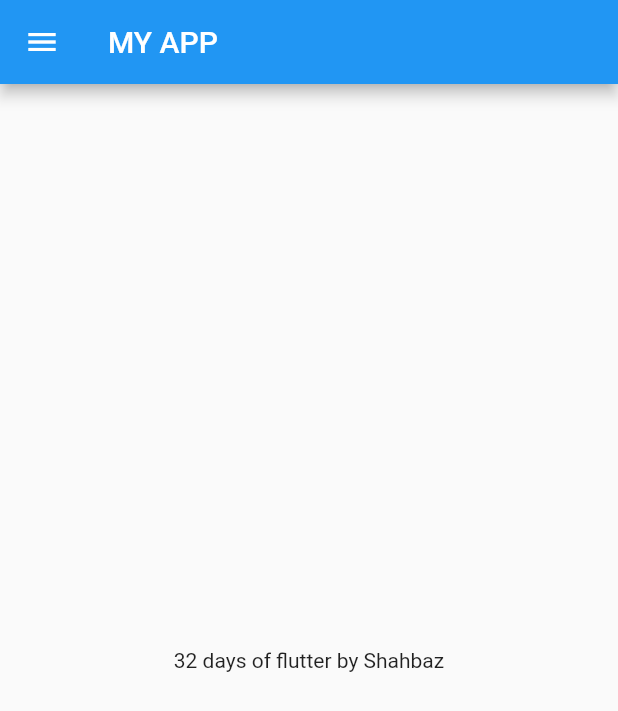
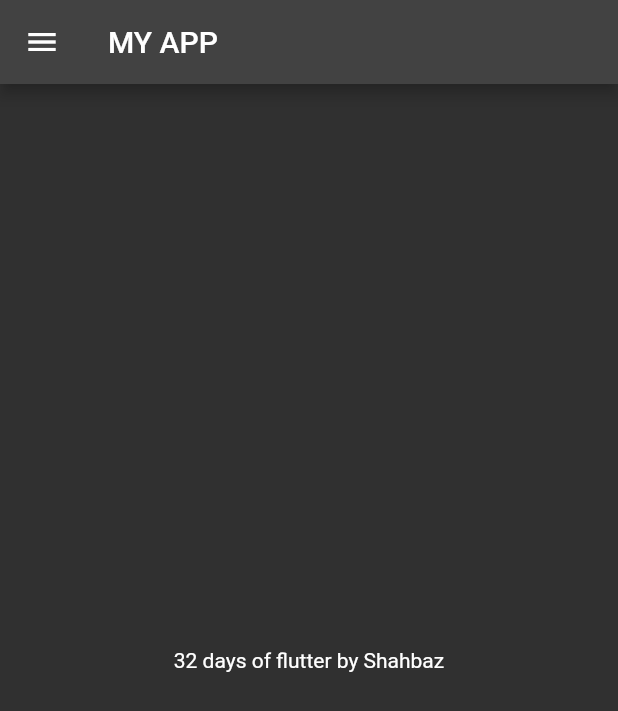
Before and after one commit to shahbaz900/30-Days-of-Flutter, a Flutter app: the screen it shows after launch, on a phone screen of 412 x 824 dp. Shown: the top 711 px of the screen. Run offline on Flutter 3.47's test engine with Material 2 defaults, Android fonts, the phone set to English and light mode, and no system bars.

Commit message:
day3 completed

```diff
--- a/lib/main.dart
+++ b/lib/main.dart
@@ -1,5 +1,6 @@
 import 'package:flutter/material.dart';
 import 'package:flutter_application_1/Home_Page.dart';
+import 'package:flutter_application_1/login_page.dart';
 
 void main() {
   runApp(MyApp());
@@ -9,6 +10,18 @@ class MyApp extends StatelessWidget {
   //MyApp({super.key});
   @override
   Widget build(BuildContext context) {
-    return MaterialApp(home: Home_Page());
+    return MaterialApp(
+        //home: Home_Page(),
+        themeMode: ThemeMode.dark,
+        // theme: ThemeData(primarySwatch: Colors.amber)
+        //theme:ThemeData(primarySwatch: Colors.deepPurpleAccent)
+        darkTheme: ThemeData(
+          brightness: Brightness.dark,
+        ),
+        initialRoute: "/homepage",
+        routes: {
+          "/": (context) => Loginpage(),
+          "/homepage": (context) => Home_Page(),
+        });
   }
 }
```
Also changed, not shown: lib/login_page.dart (added, +16 -0 lines).
